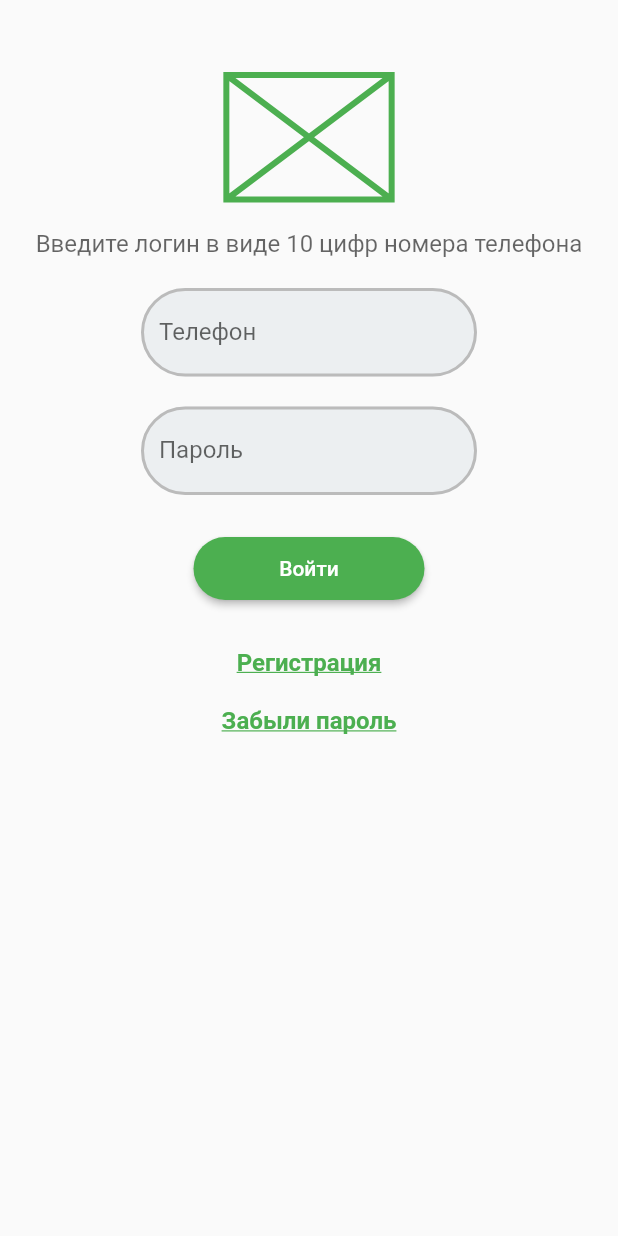
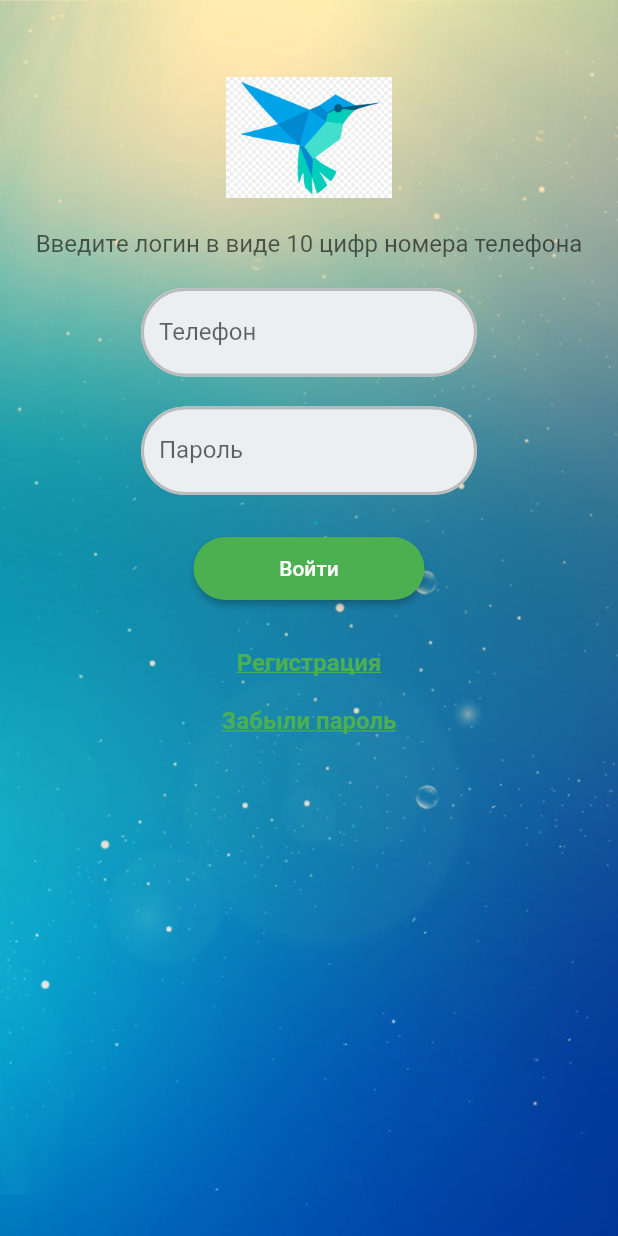
Before and after one commit to artemcheg/first_flutter, a Flutter app: the screen it shows after launch, on a phone screen of 412 x 824 dp. Run offline on Flutter 3.47's test engine with Material 2 defaults, Android fonts, the phone set to English and light mode, and no system bars.

Commit message:
Добавлены асеты

```diff
--- a/lib/main.dart
+++ b/lib/main.dart
@@ -18,7 +18,13 @@ class MyApp extends StatelessWidget {
         ));
 
     return Scaffold(
-      body: SizedBox(
+      body: Container(
+        decoration: const BoxDecoration(
+          image: DecorationImage(
+            image: AssetImage("assets/background.png"),
+            fit: BoxFit.cover,
+          )
+        ),
         width: double.infinity,
         child: Column(
           children: [
@@ -28,12 +34,7 @@ class MyApp extends StatelessWidget {
             const SizedBox(
               width: 110.2,
               height: 83,
-              child: Placeholder(
-                strokeWidth: 4,
-                fallbackHeight: 200,
-                fallbackWidth: 10,
-                color: Colors.green,
-              ),
+              child: Image(image: AssetImage("assets/dart_bird.png")),
             ),
             const SizedBox(
               height: 20,
--- a/pubspec.yaml
+++ b/pubspec.yaml
@@ -56,6 +56,8 @@ flutter:
   # included with your application, so that you can use the icons in
   # the material Icons class.
   uses-material-design: true
+  assets:
+    - assets/
 
   # To add assets to your application, add an assets section, like this:
   # assets:
```
Also changed, not shown: assets/background.png (added), assets/dart_bird.png (added).
